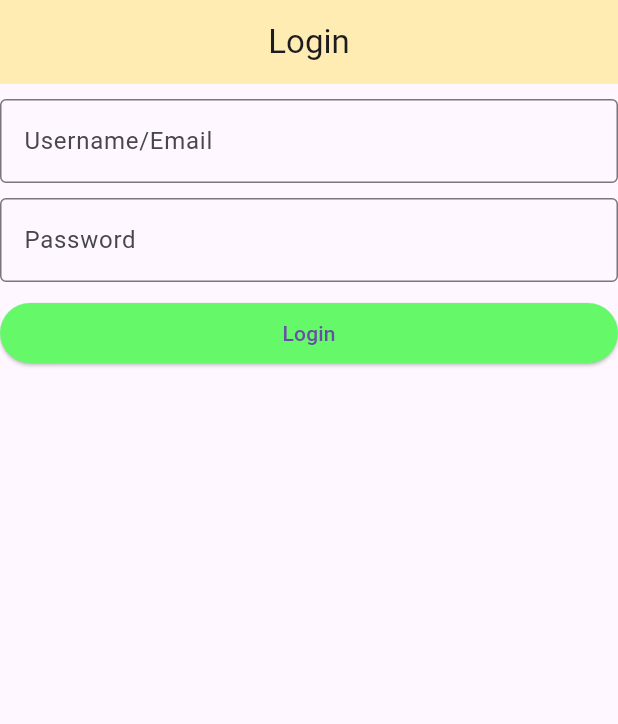
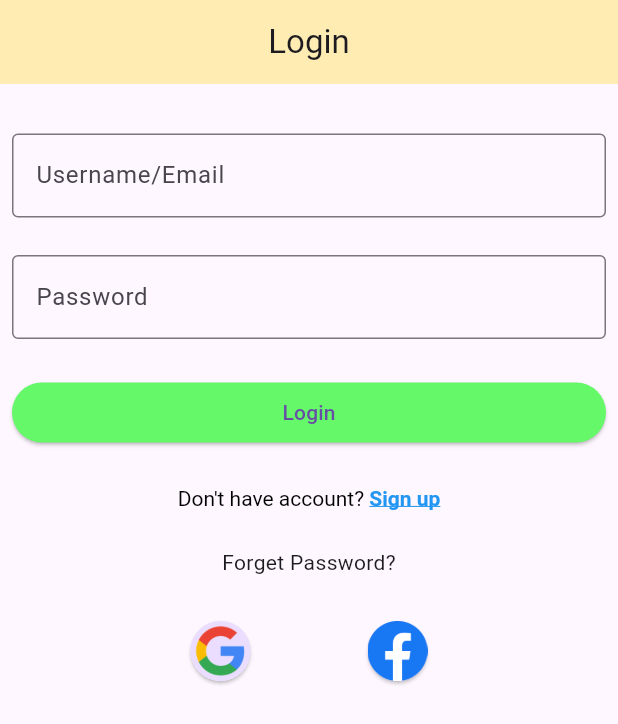
Before and after one commit to ST60002CEM/batch32b-adarshrwl, a Flutter app: the screen it shows after launch, on a phone screen of 412 x 824 dp. Shown: the top 724 px of the screen. Run offline on Flutter 3.47's test engine with Material 3 defaults, Android fonts, the phone set to English and light mode, and no system bars.

Commit message:
completed basic layout of login

```diff
--- a/lib/screen/login_screen.dart
+++ b/lib/screen/login_screen.dart
@@ -1,10 +1,11 @@
+import 'package:flutter/gestures.dart';
 import 'package:flutter/material.dart';
 
 class LoginScreen extends StatelessWidget {
   const LoginScreen({super.key});
 
   static const mybox = SizedBox(
-    height: 10,
+    height: 25,
   );
   @override
   Widget build(BuildContext context) {
@@ -15,8 +16,9 @@ class LoginScreen extends StatelessWidget {
           elevation: 0,
           centerTitle: true,
         ),
-      body: Column(
-        children: [
+        body: Padding(
+          padding: const EdgeInsets.all(8.0),
+          child: Column(children: [
             mybox,
             TextFormField(
               decoration: const InputDecoration(
@@ -42,9 +44,56 @@ class LoginScreen extends StatelessWidget {
                     backgroundColor: Color.fromARGB(255, 101, 249, 106),
                   ),
                   child: const Text("Login")),
-          )
+            ),
+            mybox,
+            RichText(
+                text: TextSpan(
+              children: [
+                const TextSpan(
+                  text: 'Don\'t have account? ',
+                  style: TextStyle(color: Colors.black),
+                ),
+                TextSpan(
+                  text: 'Sign up',
+                  style: const TextStyle(
+                    color: Colors.blue, // You can customize the color
+                    fontWeight: FontWeight.bold,
+                    decoration: TextDecoration.underline,
+                  ),
+                  recognizer: TapGestureRecognizer()
+                    ..onTap = () {
+                      print('Sign up button tapped');
+                    },
+                ),
+              ],
+            )),
+            mybox,
+            const Text("Forget Password?"),
+            mybox,
+            Center(
+              child: Row(
+                crossAxisAlignment: CrossAxisAlignment.center,
+                mainAxisAlignment: MainAxisAlignment.center,
+                children: [
+                  ElevatedButton(
+                      onPressed: () {},
+                      style: ButtonStyle(
+                          shape: MaterialStateProperty.all(CircleBorder())),
+                      child: CircleAvatar(
+                          child: Image.asset('assets/icons/google.png'))),
+                  const SizedBox(
+                    width: 30,
+                  ),
+                  ElevatedButton(
+                      onPressed: () {},
+                      style: ButtonStyle(
+                          shape: MaterialStateProperty.all(CircleBorder())),
+                      child: CircleAvatar(
+                          child: Image.asset('assets/icons/facebook.png')))
                 ],
               ),
-    );
+            )
+          ]),
+        ));
   }
 }
--- a/pubspec.yaml
+++ b/pubspec.yaml
@@ -59,9 +59,9 @@ flutter:
   uses-material-design: true
 
   # To add assets to your application, add an assets section, like this:
-  # assets:
-  #   - images/a_dot_burr.jpeg
-  #   - images/a_dot_ham.jpeg
+  assets:
+    - assets/images/
+    - assets/icons/
 
   # An image asset can refer to one or more resolution-specific "variants", see
   # https://flutter.dev/assets-and-images/#resolution-aware
```
Also changed, not shown: assets/icons/facebook.png (added), assets/icons/google.png (added). Lines whose indentation alone changed are shown as unchanged.
